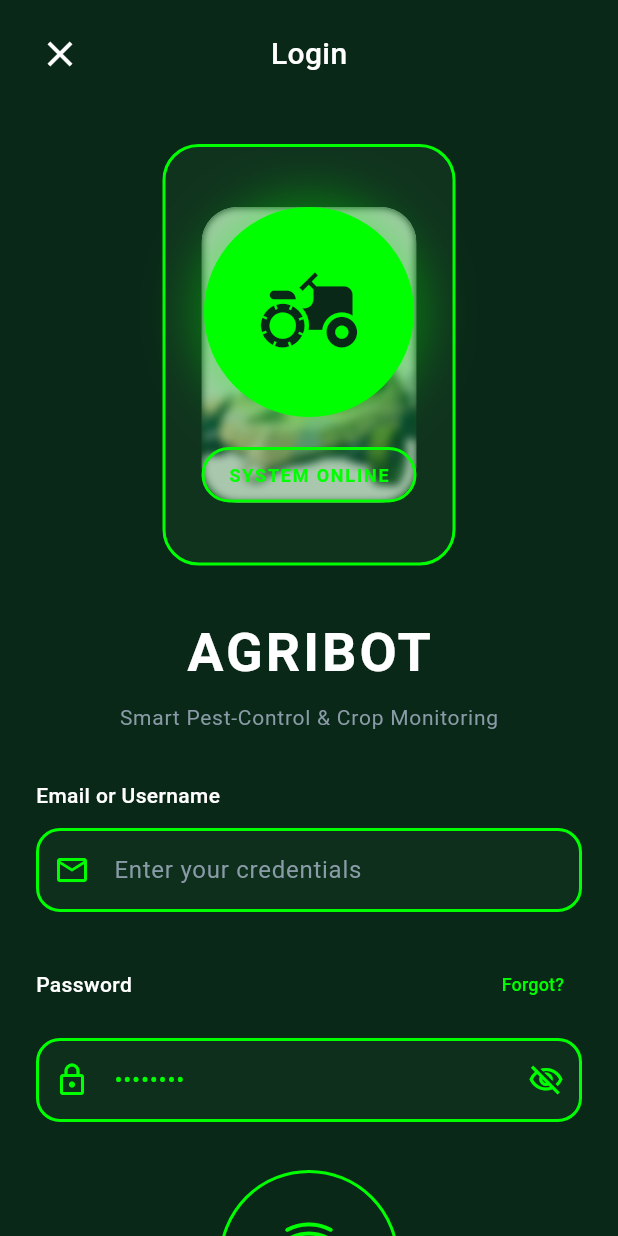
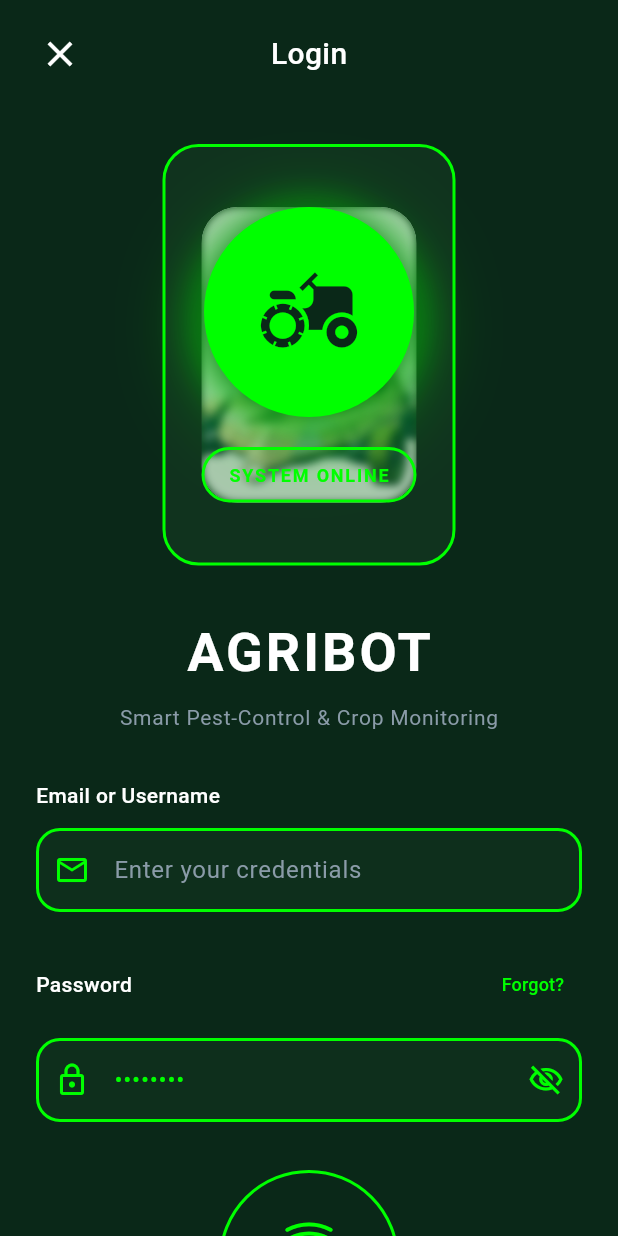
Before and after one commit to nouyeutchuibrondon-gif/AANDROID-Application-Development-, a Flutter app: the screen it shows after launch, on a phone screen of 412 x 824 dp. Run offline on Flutter 3.47's test engine with Material 3 defaults, Android fonts, the phone set to English and light mode, and no system bars; our stand-ins replace csv, file_picker, fl_chart; missing offline and left inert: excel.

Commit message:
dash ini

```diff
--- a/agribot_app/lib/pages/login_page.dart
+++ b/agribot_app/lib/pages/login_page.dart
@@ -165,9 +165,22 @@ class _LoginPageState extends State<LoginPage> {
                             color: brightGreen,
                             boxShadow: [
                               BoxShadow(
-                                color: brightGreen.withOpacity(0.4),
-                                blurRadius: 30,
-                                spreadRadius: 5,
+                                color: brightGreen.withOpacity(0.6),
+                                blurRadius: 20,
+                                spreadRadius: 3,
+                                offset: const Offset(0, 4),
+                              ),
+                              BoxShadow(
+                                color: brightGreen.withOpacity(0.3),
+                                blurRadius: 40,
+                                spreadRadius: 10,
+                                offset: const Offset(0, 10),
+                              ),
+                              BoxShadow(
+                                color: darkBg.withOpacity(0.5),
+                                blurRadius: 15,
+                                spreadRadius: 2,
+                                offset: const Offset(0, 2),
                               ),
                             ],
                           ),
```
